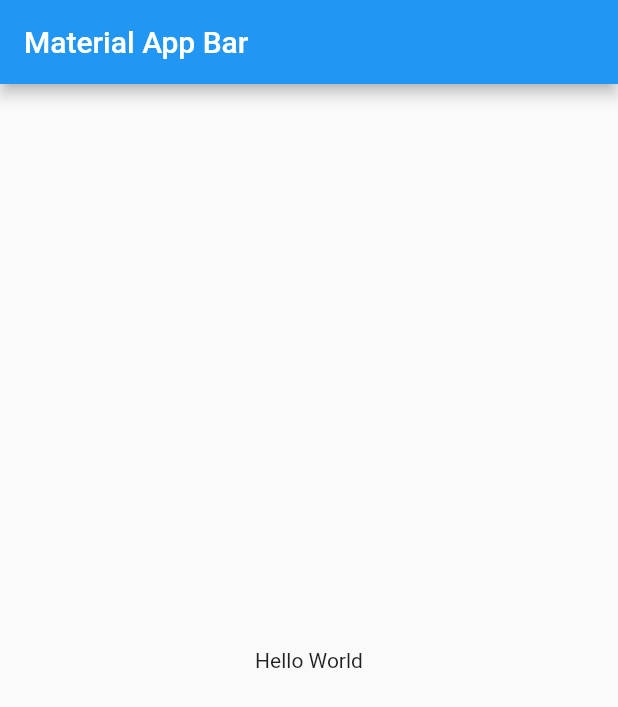
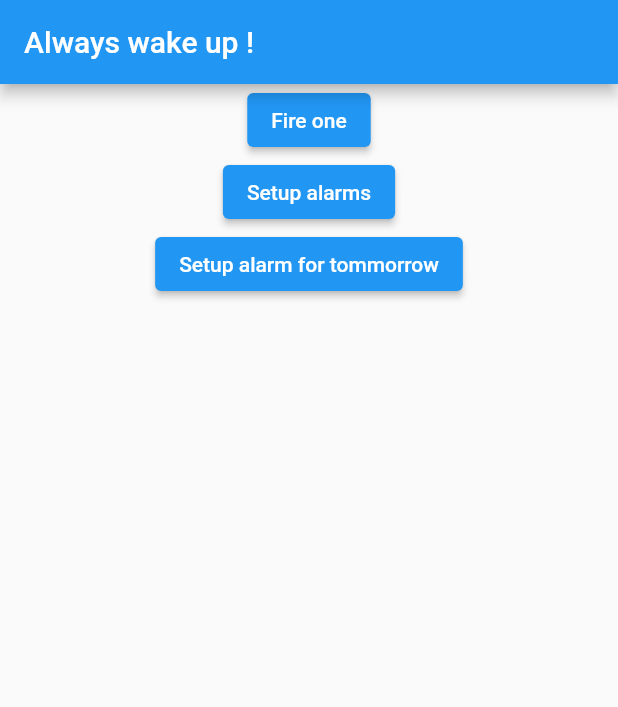
Before and after one commit to mathisfouques/always_wake_up, a Flutter app: the screen it shows after launch, on a phone screen of 412 x 824 dp. Shown: the top 707 px of the screen. Run offline on Flutter 3.47's test engine with Material 2 defaults, Android fonts, the light colour scheme and no system bars; our stand-ins replace flutter_local_notifications, timezone; statements that could not run were skipped.

Commit message:
Working alarm that sets up for tommorrow with custom sound on ios

```diff
--- a/lib/alarm.dart
+++ b/lib/alarm.dart
@@ -1,11 +1,17 @@
 class Alarm {
+  final int id;
   final DateTime date;
+  final List<int> daysToFire;
   final String message;
   final String soundPath;
+  final bool isActive;
 
   Alarm({
+    required this.id,
     required this.date,
     required this.message,
     required this.soundPath,
+    required this.daysToFire,
+    required this.isActive,
   });
 }
--- a/lib/main.dart
+++ b/lib/main.dart
@@ -1,4 +1,7 @@
+import 'package:always_wake_up/alarm.dart';
+import 'package:always_wake_up/notification_service.dart';
 import 'package:flutter/material.dart';
+import 'package:flutter_local_notifications/flutter_local_notifications.dart';
 
 void main() => runApp(const MyApp());
 
@@ -8,15 +11,83 @@ class MyApp extends StatelessWidget {
   @override
   Widget build(BuildContext context) {
     return MaterialApp(
-      title: 'Material App',
+      title: 'AlwaysWakeUp',
       home: Scaffold(
         appBar: AppBar(
-          title: const Text('Material App Bar'),
+          title: const Text('Always wake up ! '),
         ),
-        body: const Center(
-          child: Text('Hello World'),
-        ),
+        body: const HomeBody(),
       ),
     );
   }
 }
+
+class HomeBody extends StatefulWidget {
+  const HomeBody({super.key});
+
+  @override
+  State<HomeBody> createState() => _HomeBodyState();
+}
+
+class _HomeBodyState extends State<HomeBody> {
+  final NotificationService notificationService = NotificationService(
+    alarms: [
+      Alarm(
+        id: 1,
+        date: DateTime.now().add(const Duration(seconds: 10)),
+        message: "Voici une premiere alarme",
+        soundPath: "",
+        daysToFire: [],
+        isActive: true,
+      )
+    ],
+    localNotifInstance: FlutterLocalNotificationsPlugin(),
+  );
+
+  @override
+  Widget build(BuildContext context) {
+    return FutureBuilder(
+      future: notificationService.init(),
+      builder: (context, snapshot) {
+        if (snapshot.connectionState != ConnectionState.done) {
+          return Container();
+        } else {
+          return Container(
+            alignment: Alignment.center,
+            child: Column(
+              children: [
+                SimpleButton(
+                    title: "Fire one",
+                    onPressed: () {
+                      notificationService.fire();
+                    }),
+                SimpleButton(
+                    title: "Setup alarms",
+                    onPressed: () {
+                      notificationService.setUpAlarms();
+                    }),
+                SimpleButton(
+                    title: "Setup alarm for tommorrow",
+                    onPressed: () {
+                      notificationService.setUpAlarmForTommorrow(8, 30);
+                    })
+              ],
+            ),
+          );
+        }
+      },
+    );
+  }
+}
+
+class SimpleButton extends StatelessWidget {
+  final String title;
+  final VoidCallback onPressed;
+
+  const SimpleButton({super.key, required this.title, required this.onPressed});
+
+  @override
+  Widget build(BuildContext context) {
+    return ElevatedButton(onPressed: onPressed, child: Text(title));
+  }
+}
--- /dev/null
+++ b/lib/ring_path.dart
@@ -0,0 +1,6 @@
+abstract class RingPath {
+  static const loudAlarm = "loud_clock_alarm";
+  static const evacuation = "evacuation";
+  static const bell = "bell";
+  static const sirenBomb = "siren_bomb";
+}
```
Also changed, not shown: lib/notification_service.dart (+147 -0 lines), pubspec.yaml (+6 -65 lines), 17 other files.
